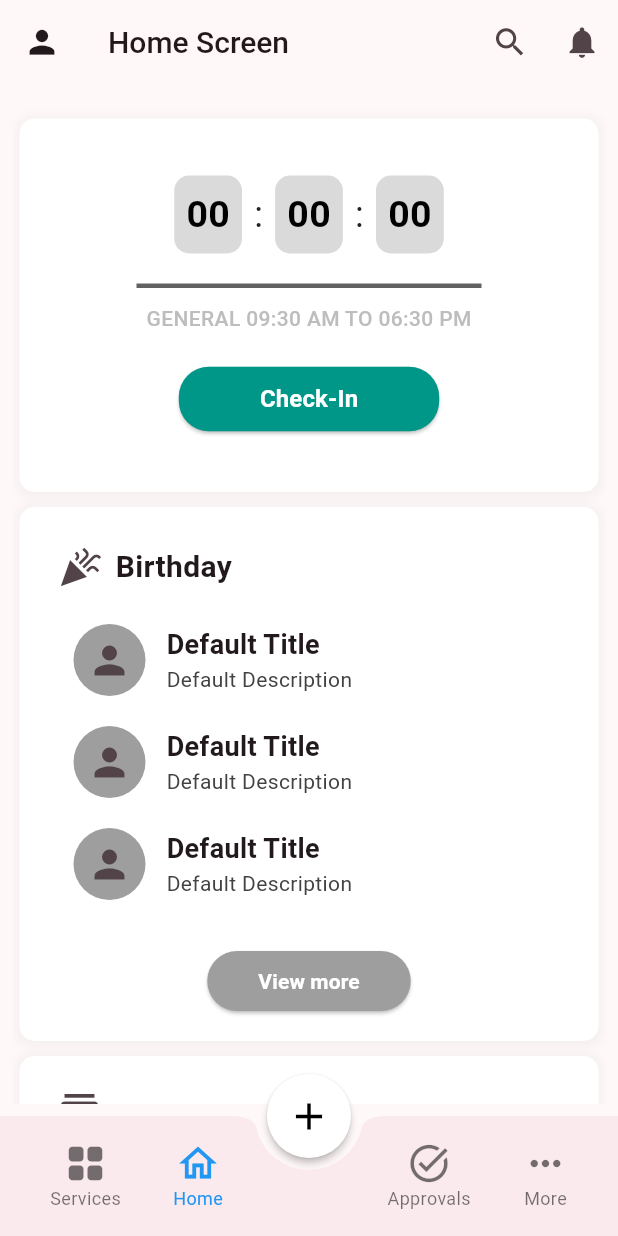
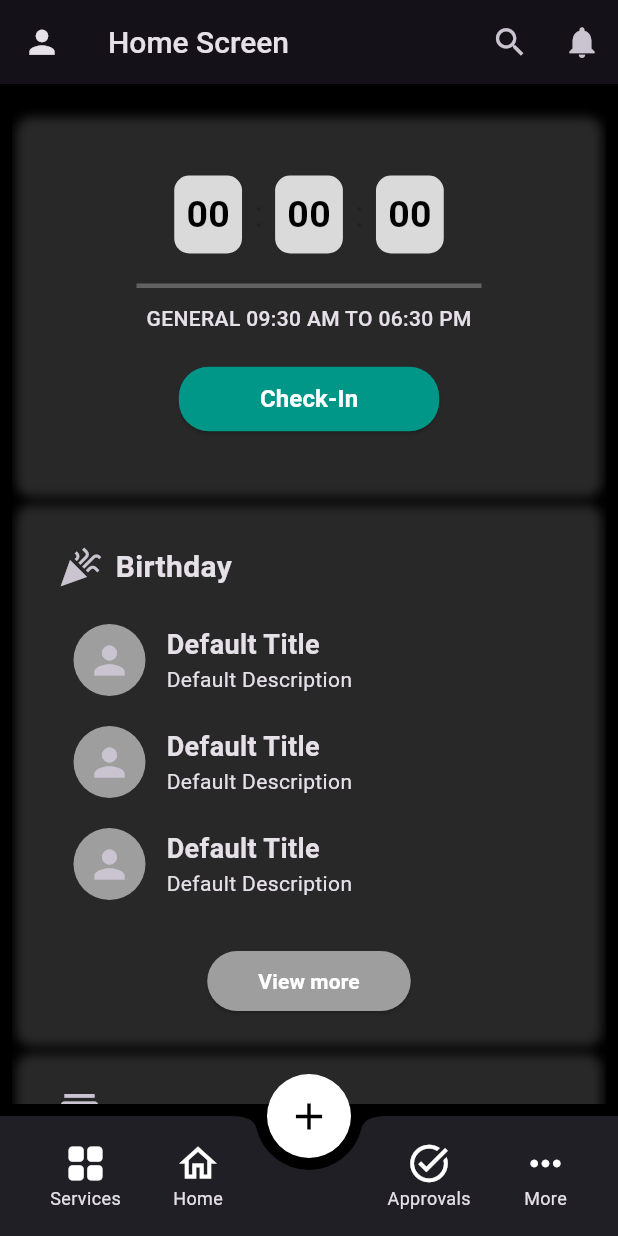
Before and after one commit to shreyash510/zoho_clone, a Flutter app: the screen it shows once a user with an empty profile is signed in, on a phone screen of 412 x 824 dp. Run offline on Flutter 3.47's test engine with Material 3 defaults, Android fonts, the phone set to English and light mode, and no system bars; our stand-ins replace cloud_firestore, firebase_auth, firebase_core, flutter_riverpod, riverpod_annotation, transparent_image; accounts and stored records are empty; network calls fail; Roboto replaces fonts that are missing (Poppins).

Commit message:
add dark mode feature

```diff
--- a/lib/components/bottomNavbar.dart
+++ b/lib/components/bottomNavbar.dart
@@ -120,15 +120,15 @@ class _CustomBottomNavigationBarState extends State<CustomBottomNavigationBar> {
           Icon(
             icon,
             size: 30, // Icon size adjusted to match design
-            color: _selectedIndex == index
-                ? Colors.blue
-                : Colors.black54, // Active color blue, inactive grey
+            // color: _selectedIndex == index
+            //     ? Colors.blue
+            //     : Colors.black54, // Active color blue, inactive grey
           ),
           Text(
             label,
             style: TextStyle(
               fontSize: 12, // Adjusted font size for labels
-              color: _selectedIndex == index ? Colors.blue : Colors.black54,
+              // color: _selectedIndex == index ? Colors.blue : Colors.black54,
             ),
           ),
         ],
--- a/lib/container/root.dart
+++ b/lib/container/root.dart
@@ -13,6 +13,7 @@ import 'package:zoho_clone/pages/services/service.dart';
 import 'package:zoho_clone/pages/settings/settings.dart';
 import 'package:firebase_auth/firebase_auth.dart';
 import 'package:firebase_core/firebase_core.dart';
+import 'package:zoho_clone/provider/setting_provider.dart';
 import "package:zoho_clone/provider/user_provider.dart";
 
 class RootContainer extends ConsumerStatefulWidget {
@@ -32,6 +33,7 @@ class _RootContainerState extends ConsumerState<RootContainer> {
   @override
   Widget build(BuildContext context) {
     final userDetails = ref.watch(userProvider);
+    final settings = ref.watch(settingsProvider);
 
     return FutureBuilder(
       future: Firebase.initializeApp(),
@@ -48,13 +50,22 @@ class _RootContainerState extends ConsumerState<RootContainer> {
           return MaterialApp(
             title: "Zoho Clone",
             theme: ThemeData(
-              colorScheme: ColorScheme.fromSeed(seedColor: Colors.black87),
-              primarySwatch: Colors.blue,
               visualDensity: VisualDensity.adaptivePlatformDensity,
               fontFamily: "Poppins",
               useMaterial3: true,
             ),
-            initialRoute: userDetails?.email != null ? "/" : "/login",
+            darkTheme: ThemeData(
+              visualDensity: VisualDensity.adaptivePlatformDensity,
+              fontFamily: "Poppins",
+              useMaterial3: true,
+              brightness: Brightness.dark, // Dark theme brightness
+              primaryColor: Colors.teal,
+              scaffoldBackgroundColor: Colors.black,
+            ),
+            themeMode: settings!.isDarkMode ? ThemeMode.dark : ThemeMode.light,
+            initialRoute: userDetails?.email != null
+                ? "/${settings?.currentPage}"
+                : "/login",
             onGenerateRoute: (RouteSettings settings) {
               switch (settings.name) {
                 case "/home":
--- a/lib/pages/home/components/homeCards.dart
+++ b/lib/pages/home/components/homeCards.dart
@@ -8,7 +8,7 @@ class HomeCards extends StatelessWidget {
     return Container(
       width: MediaQuery.of(context).size.width * 10,
       decoration: BoxDecoration(
-        color: Colors.white,
+        // color: Colors.white,
         borderRadius: BorderRadius.circular(10),
         boxShadow: [
           BoxShadow(
--- a/lib/pages/home/components/listCard.dart
+++ b/lib/pages/home/components/listCard.dart
@@ -49,7 +49,7 @@ class ListCard extends StatelessWidget {
                     description, // Display the description or default if not provided
                     style: TextStyle(
                       fontSize: 14,
-                      color: Colors.grey[800],
+                      // color: Colors.grey[800],
                     ),
                   ),
                 ],
--- a/lib/pages/home/components/timerCard.dart
+++ b/lib/pages/home/components/timerCard.dart
@@ -227,7 +227,7 @@ class _TimerCardState extends ConsumerState<TimerCard> {
                   Text(
                     'GENERAL 09:30 AM TO 06:30 PM',
                     style: TextStyle(
-                      color: Colors.grey[400],
+                      // color: Colors.grey[400],
                       fontSize: 14,
                       fontWeight: FontWeight.w500,
                     ),
--- a/lib/pages/home/home.dart
+++ b/lib/pages/home/home.dart
@@ -1,19 +1,30 @@
 import 'package:flutter/material.dart';
+import 'package:flutter_riverpod/flutter_riverpod.dart';
 import 'package:zoho_clone/controllers/home_controller.dart';
 import 'package:zoho_clone/pages/home/components/ListCard.dart';
 import 'package:zoho_clone/pages/home/components/homeCards.dart';
 import 'package:zoho_clone/pages/home/components/timerCard.dart';
+import 'package:zoho_clone/provider/attendence_provider.dart';
+import 'package:zoho_clone/provider/setting_provider.dart';
 
-class HomeScreen extends StatefulWidget {
+class HomeScreen extends ConsumerStatefulWidget {
   @override
-  State<HomeScreen> createState() => _HomeScreenState();
+  _HomeScreenState createState() => _HomeScreenState();
 }
 
-class _HomeScreenState extends State<HomeScreen> {
+class _HomeScreenState extends ConsumerState<HomeScreen> {
   final HomeController _homeController = HomeController();
 
   @override
+  void initState() {
+    super.initState();
+  }
+
+  @override
   Widget build(BuildContext context) {
+    final settingsdata = ref.watch(settingsProvider);
+
+    print("settings : ${settingsdata?.isDarkMode}");
     return Scaffold(
         appBar: AppBar(
             leading: IconButton(
--- a/lib/provider/attendence_provider.dart
+++ b/lib/provider/attendence_provider.dart
@@ -1,5 +1,4 @@
 import 'package:flutter_riverpod/flutter_riverpod.dart';
-import 'package:cloud_firestore/cloud_firestore.dart';
 import 'package:zoho_clone/models/attendence.dart';
 import 'package:zoho_clone/models/user.dart';
 import 'package:zoho_clone/provider/user_provider.dart';
--- /dev/null
+++ b/lib/provider/setting_provider.dart
@@ -0,0 +1,17 @@
+import 'package:flutter_riverpod/flutter_riverpod.dart';
+import 'package:zoho_clone/models/setting.dart';
+
+final settingsProvider = StateNotifierProvider<SettingNotifier, Settings?>(
+    (ref) => SettingNotifier());
+
+class SettingNotifier extends StateNotifier<Settings?> {
+  SettingNotifier() : super(Settings(isDarkMode: true, currentPage: "/"));
+
+  Settings? getSettings() {
+    return state;
+  }
+
+  void setSettings(Settings? settings) {
+    state = settings;
+  }
+}
```
Also changed, not shown: lib/models/setting.dart (added, +38 -0 lines), lib/pages/settings/settings.dart (+26 -4 lines).
